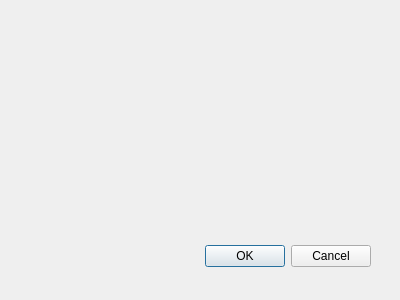
Above: SbcMaker/PasswdSettingDialog.ui from nobuyuki-tominaga/DD11_Development before the change. Below: the same form after it.
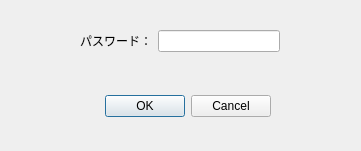
That is the form after the change.

```diff
--- a/SbcMaker/PasswdSettingDialog.ui
+++ b/SbcMaker/PasswdSettingDialog.ui
@@ -6,8 +6,8 @@
    <rect>
     <x>0</x>
     <y>0</y>
-    <width>400</width>
-    <height>300</height>
+    <width>361</width>
+    <height>151</height>
    </rect>
   </property>
   <property name="windowTitle">
@@ -16,12 +16,15 @@
   <widget class="QDialogButtonBox" name="buttonBox">
    <property name="geometry">
     <rect>
-     <x>30</x>
-     <y>240</y>
-     <width>341</width>
+     <x>90</x>
+     <y>90</y>
+     <width>181</width>
      <height>32</height>
     </rect>
    </property>
+   <property name="layoutDirection">
+    <enum>Qt::LeftToRight</enum>
+   </property>
    <property name="orientation">
     <enum>Qt::Horizontal</enum>
    </property>
@@ -29,6 +32,35 @@
     <set>QDialogButtonBox::Cancel|QDialogButtonBox::Ok</set>
    </property>
   </widget>
+  <widget class="QWidget" name="">
+   <property name="geometry">
+    <rect>
+     <x>80</x>
+     <y>30</y>
+     <width>200</width>
+     <height>26</height>
+    </rect>
+   </property>
+   <layout class="QFormLayout" name="formLayout">
+    <item row="0" column="0">
+     <widget class="QLabel" name="pwLabel">
+      <property name="text">
+       <string>パスワード：</string>
+      </property>
+      <property name="alignment">
+       <set>Qt::AlignRight|Qt::AlignTrailing|Qt::AlignVCenter</set>
+      </property>
+     </widget>
+    </item>
+    <item row="0" column="1">
+     <widget class="QLineEdit" name="pwLineEdit">
+      <property name="echoMode">
+       <enum>QLineEdit::Password</enum>
+      </property>
+     </widget>
+    </item>
+   </layout>
+  </widget>
  </widget>
  <resources/>
  <connections>
```
Left out of the diff: 3 changed lines with no effect on the pictures.
